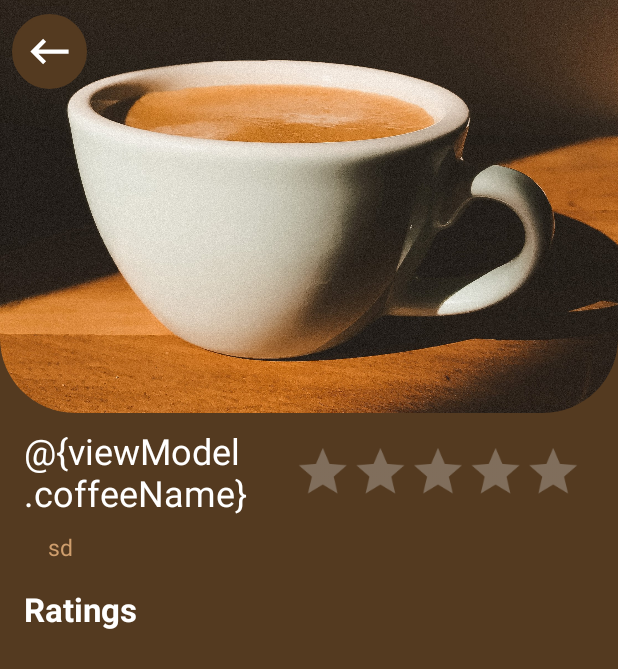
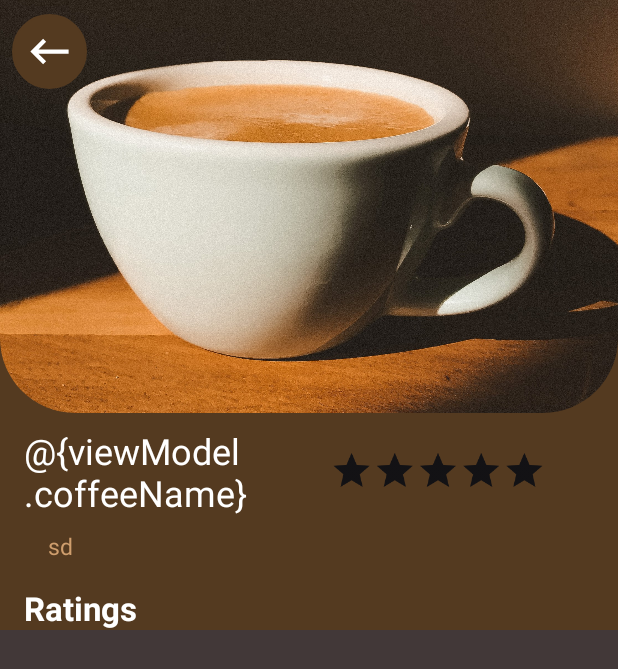
Before and after one commit to ossbk/CaffeeMobile, an Android app: the AdminProductDetails screen opened directly, with no data from a screen before it, on a phone screen of 412 x 824 dp. Shown: the top 669 px of the screen. Run offline under Robolectric (Android 15) with nearby library versions, the phone set to English and light mode, and no system bars; our stand-ins replace Dagger/Hilt's generated code, Firebase (no records; nobody signed in at launch, a user with empty details on screens opened directly); pictures from the network do not load.

Commit message:
Admin Panel with Firebase

```diff
--- a/app/src/main/res/layout/activity_admin_product_details.xml
+++ b/app/src/main/res/layout/activity_admin_product_details.xml
@@ -4,7 +4,7 @@
     xmlns:tools="http://schemas.android.com/tools"
     android:layout_width="match_parent"
     android:layout_height="match_parent"
-    android:background="@color/dark_brown">
+    android:background="#E8302625">
 
 
     <androidx.constraintlayout.widget.ConstraintLayout
@@ -92,13 +92,17 @@
             android:id="@+id/ratingBar"
             android:layout_width="wrap_content"
             android:layout_height="47dp"
-            android:theme="@style/RatingBar"
-            android:scaleX="0.8"
+            android:scaleX="0.6"
+            android:scaleY="0.6"
+            android:background="@android:color/transparent"
+            android:backgroundTint="#E8302625"
+            android:backgroundTintMode="src_atop"
             android:isIndicator="true"
-            android:scaleY="0.8"
+            android:progressBackgroundTintMode="src_atop"
             app:layout_constraintBottom_toBottomOf="@+id/textViewName"
             app:layout_constraintEnd_toEndOf="parent"
-            app:layout_constraintTop_toTopOf="@+id/textViewName" />
+            app:layout_constraintTop_toTopOf="@+id/textViewName"
+            app:layout_constraintVertical_bias="0.466" />
 
         <TextView
             android:id="@+id/textViewRatings"
```
Also changed, not shown: app/src/main/res/layout/activity_product_details.xml (+15 -11 lines).
